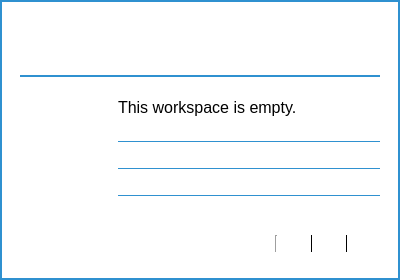
The window that parsec/core/gui/forms/workspace_button.ui (Scille/parsec-cloud) describes before a commit, drawn with Qt 5.
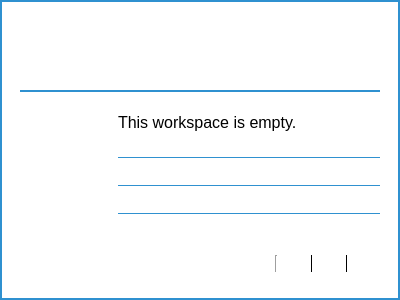
The same window after the commit. Icons and pictures are not drawn. Custom widgets are drawn as their Qt base class.

Commit message: [GUI] Fixed display of workspaces with a long name

The edit to the form file:
```diff
--- a/parsec/core/gui/forms/workspace_button.ui
+++ b/parsec/core/gui/forms/workspace_button.ui
@@ -7,19 +7,19 @@
     <x>0</x>
     <y>0</y>
     <width>400</width>
-    <height>280</height>
+    <height>300</height>
    </rect>
   </property>
   <property name="minimumSize">
    <size>
     <width>300</width>
-    <height>280</height>
+    <height>300</height>
    </size>
   </property>
   <property name="maximumSize">
    <size>
     <width>400</width>
-    <height>280</height>
+    <height>327</height>
    </size>
   </property>
   <property name="font">
@@ -106,7 +106,7 @@
           <property name="minimumSize">
            <size>
             <width>0</width>
-            <height>45</height>
+            <height>60</height>
            </size>
           </property>
           <property name="maximumSize">
```
The commit also changes 1 other file.
